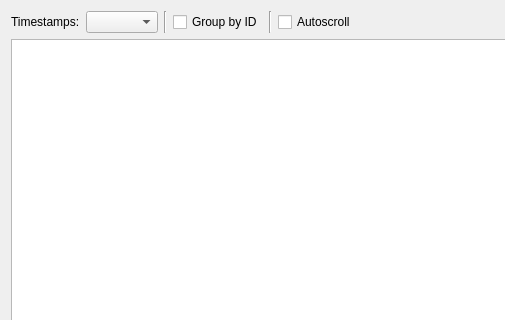
Above: src/window/TraceWindow/TraceWindow.ui from 1-hexene/CANgaroo before the change; both pictures show x 0 to 505 and y 0 to 320 of the 918 by 616 pixel window. Below: the same form after it.
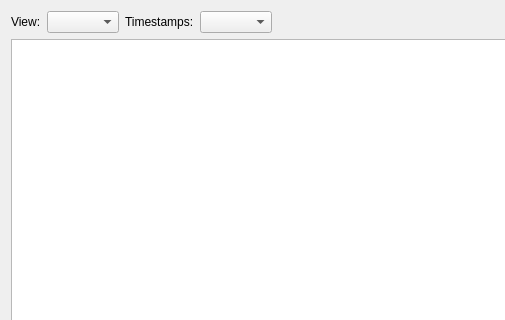
That is the form after the change. Icons and pictures are not drawn.

Commit message: Added improvements from https://github.com/OpenAutoDiagLabs/CANgaroo

```diff
--- a/src/window/TraceWindow/TraceWindow.ui
+++ b/src/window/TraceWindow/TraceWindow.ui
@@ -29,6 +29,16 @@
       <property name="bottomMargin">
        <number>0</number>
       </property>
+      <item>
+       <widget class="QLabel" name="label_3">
+        <property name="text">
+         <string>View:</string>
+        </property>
+       </widget>
+      </item>
+      <item>
+       <widget class="QComboBox" name="cbViewMode"/>
+      </item>
       <item>
        <widget class="QLabel" name="label">
         <property name="text">
@@ -39,63 +49,6 @@
       <item>
        <widget class="QComboBox" name="cbTimestampMode"/>
       </item>
-      <item>
-       <widget class="Line" name="line">
-        <property name="orientation">
-         <enum>Qt::Vertical</enum>
-        </property>
-       </widget>
-      </item>
-      <item>
-       <widget class="QCheckBox" name="cbAggregated">
-        <property name="text">
-         <string>Group by ID</string>
-        </property>
-        <property name="icon">
-         <iconset resource="../../cangaroo.qrc">
-          <normaloff>:/assets/stack.png</normaloff>:/assets/stack.png</iconset>
-        </property>
-        <property name="iconSize">
-         <size>
-          <width>22</width>
-          <height>22</height>
-         </size>
-        </property>
-        <property name="checked">
-         <bool>false</bool>
-        </property>
-       </widget>
-      </item>
-      <item>
-       <widget class="Line" name="line_2">
-        <property name="orientation">
-         <enum>Qt::Vertical</enum>
-        </property>
-       </widget>
-      </item>
-      <item>
-       <widget class="QCheckBox" name="cbAutoScroll">
-        <property name="toolTip">
-         <string>Autoscroll</string>
-        </property>
-        <property name="text">
-         <string>Autoscroll</string>
-        </property>
-        <property name="icon">
-         <iconset resource="../../cangaroo.qrc">
-          <normaloff>:/assets/auto-scroll.svg</normaloff>:/assets/auto-scroll.svg</iconset>
-        </property>
-        <property name="iconSize">
-         <size>
-          <width>22</width>
-          <height>22</height>
-         </size>
-        </property>
-        <property name="checked">
-         <bool>false</bool>
-        </property>
-       </widget>
-      </item>
       <item>
        <spacer name="horizontalSpacer">
         <property name="orientation">
```
The commit also changes 61 other files.
